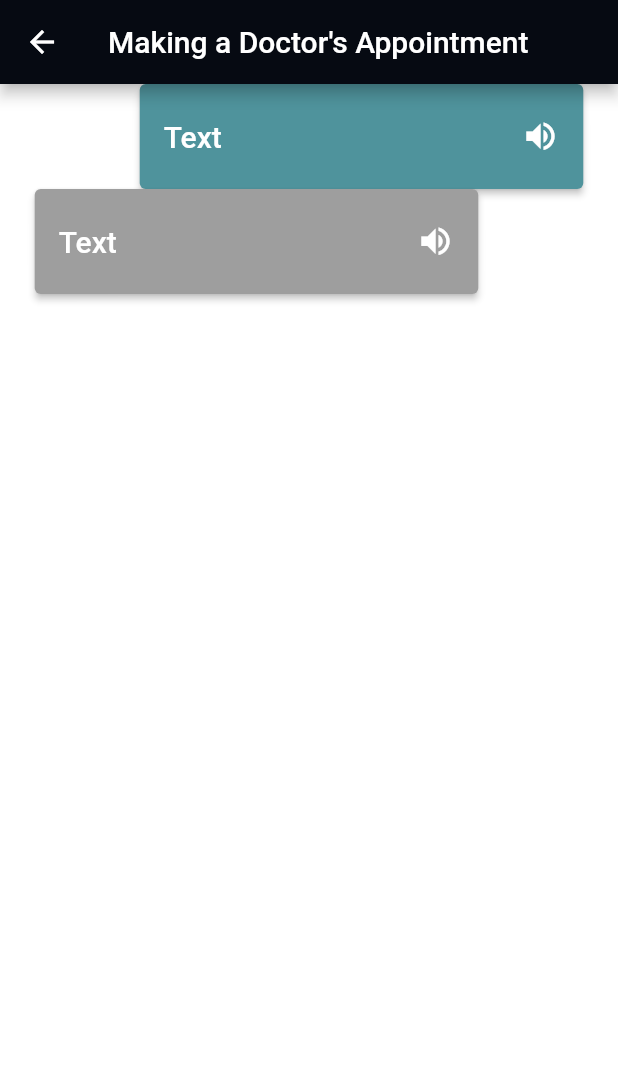
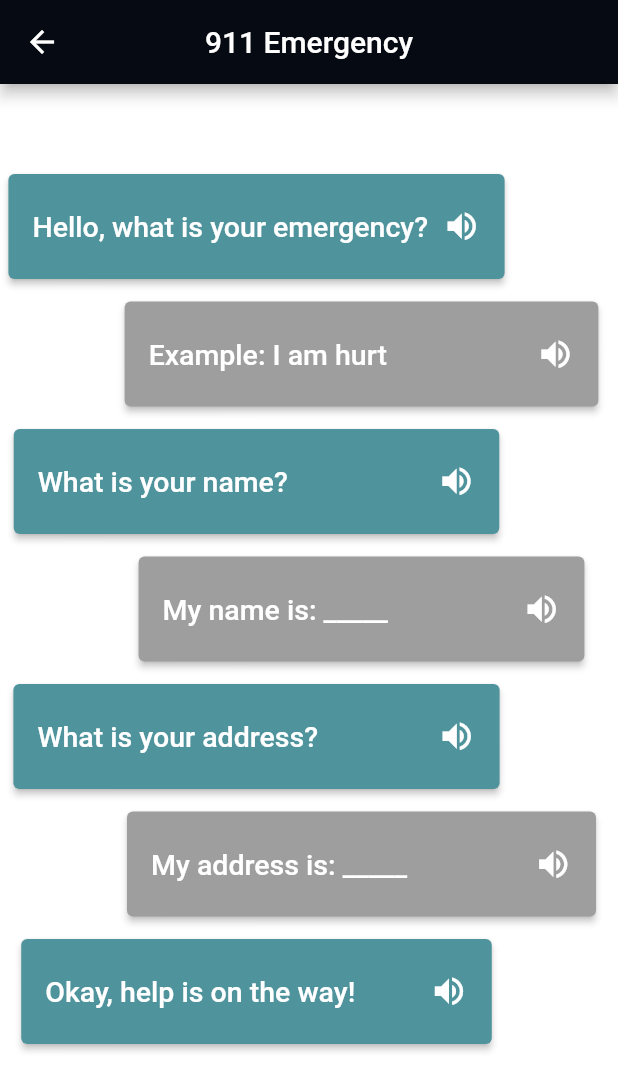
Before and after one commit to Nicolep02/starters, a Flutter app: the Emergency screen opened directly, on a phone screen of 412 x 824 dp. Shown: the top 1091 px of the screen. Run offline on Flutter 3.47's test engine with Material 2 defaults, Android fonts, the phone set to English and light mode, and no system bars; our stand-ins replace google_nav_bar.

Commit message:
911emergen file done

```diff
--- a/lib/medical_pages/emergency.dart
+++ b/lib/medical_pages/emergency.dart
@@ -19,30 +19,24 @@ class _EmergencyState extends State<Emergency> {
       appBar: AppBar(
         backgroundColor: nightSky,
         title: const Text(
-          "Making a Doctor's Appointment",
+          "911 Emergency",
           textAlign: TextAlign.start,
         ),
         centerTitle: true,
       ),
+
 
       body: Center(
         child: Column(
           mainAxisAlignment: MainAxisAlignment.start,
           crossAxisAlignment: CrossAxisAlignment.start,
           children: <Widget>[
+            SizedBox(height: 60),
+
             Row(
               mainAxisAlignment: MainAxisAlignment.center,
               crossAxisAlignment: CrossAxisAlignment.end,
               children: [
-                //SizedBox(width: 30),
-                Container(
-                  width: 70, height: 70,
-                  // child: Image.asset('assets/strawberry.png',
-                  //   //width: 70, height: 70,
-                  //   ),
-
-
-                ),
                 ElevatedButton(
                   onPressed: () {},
                   style: ElevatedButton.styleFrom(
@@ -51,38 +45,10 @@ class _EmergencyState extends State<Emergency> {
                   child: Row(
                     mainAxisSize: MainAxisSize.min,
                     children: [
-                      Text('Text',
-                        style: TextStyle(fontSize: 20),), // <-- Text
+                      Text('Hello, what is your emergency?',
+                        style: TextStyle(fontSize: 19),), // <-- Text
                       SizedBox(
-                          width: 200, height: 70
-                      ),
-                      Icon( // <-- Icon
-                        Icons.volume_up,
-                        size: 25.0,
-                      ),
-                    ],
-                  ),
-                ),
-                SizedBox(height: 5,),
-              ],),
-
-
-            Row(
-              mainAxisAlignment: MainAxisAlignment.center,
-              crossAxisAlignment: CrossAxisAlignment.end,
-              children: [
-                ElevatedButton(
-                  onPressed: () {},
-                  style: ElevatedButton.styleFrom(
-                    primary: Colors.grey,
-                  ),
-                  child: Row(
-                    mainAxisSize: MainAxisSize.min,
-                    children: [
-                      Text('Text',
-                        style: TextStyle(fontSize: 20),), // <-- Text
-                      SizedBox(
-                          width: 200, height: 70
+                          width: 10, height: 70
                       ),
                       Icon( // <-- Icon
                         Icons.volume_up,
@@ -95,12 +61,216 @@ class _EmergencyState extends State<Emergency> {
                   width: 70, height: 70,
                   // child: Image.asset('assets/strawberry.png',
                   //   //width: 70, height: 70,
+                  //   ),
+                ),
+              ],),
+            SizedBox(height: 15,),
+
+            Row(
+              mainAxisAlignment: MainAxisAlignment.center,
+              crossAxisAlignment: CrossAxisAlignment.end,
+              children: [
+                Container(
+                  width: 70, height: 70,
+                  // child: Image.asset('assets/strawberry.png',
+                  //   //width: 70, height: 70,
                   //
                 ),
+                ElevatedButton(
+                  onPressed: () {},
+                  style: ElevatedButton.styleFrom(
+                    primary: Colors.grey,
+                  ),
+                  child: Row(
+                    mainAxisSize: MainAxisSize.min,
+                    children: [
+                      Text('Example: I am hurt',
+                        style: TextStyle(fontSize: 19),), // <-- Text
+                      SizedBox(
+                          width: 100, height: 70
+                      ),
+                      Icon( // <-- Icon
+                        Icons.volume_up,
+                        size: 25.0,
+                      ),
+                    ],
+                  ),
+                ),
               ],),
-          ],),
+            SizedBox(height: 15,),
+            Row(
+              mainAxisAlignment: MainAxisAlignment.center,
+              crossAxisAlignment: CrossAxisAlignment.end,
+              children: [
+                ElevatedButton(
+                  onPressed: () {},
+                  style: ElevatedButton.styleFrom(
+                    backgroundColor: Color(0xFF4F939C),
+                  ),
+                  child: Row(
+                    mainAxisSize: MainAxisSize.min,
+                    children: [
+                      Text('What is your name?',
+                        style: TextStyle(fontSize: 19),), // <-- Text
+                      SizedBox(
+                          width: 100, height: 70
+                      ),
+                      Icon( // <-- Icon
+                        Icons.volume_up,
+                        size: 25.0,
+                      ),
+                    ],
+                  ),
+                ),
+                Container(
+                  width: 70, height: 70,
+                  // child: Image.asset('assets/strawberry.png',
+                  //   //width: 70, height: 70,
+                  //   ),
+                ),
+              ],),
+            SizedBox(height: 15,),
+
+            Row(
+              mainAxisAlignment: MainAxisAlignment.center,
+              crossAxisAlignment: CrossAxisAlignment.end,
+              children: [
+                Container(
+                  width: 70, height: 70,
+                  // child: Image.asset('assets/strawberry.png',
+                  //   //width: 70, height: 70,
+                  //
+                ),
+                ElevatedButton(
+                  onPressed: () {},
+                  style: ElevatedButton.styleFrom(
+                    primary: Colors.grey,
+                  ),
+                  child: Row(
+                    mainAxisSize: MainAxisSize.min,
+                    children: [
+                      Text('My name is: _____',
+                        style: TextStyle(fontSize: 19),), // <-- Text
+                      SizedBox(
+                          width: 90, height: 70
+                      ),
+                      Icon( // <-- Icon
+                        Icons.volume_up,
+                        size: 25.0,
+                      ),
+                    ],
+                  ),
+                ),
+              ],),
+
+            SizedBox(height: 15,),
+
+            Row(
+              mainAxisAlignment: MainAxisAlignment.center,
+              crossAxisAlignment: CrossAxisAlignment.end,
+              children: [
+                ElevatedButton(
+                  onPressed: () {},
+                  style: ElevatedButton.styleFrom(
+                    backgroundColor: Color(0xFF4F939C),
+                  ),
+                  child: Row(
+                    mainAxisSize: MainAxisSize.min,
+                    children: [
+                      Text('What is your address?',
+                        style: TextStyle(fontSize: 19),), // <-- Text
+                      SizedBox(
+                          width: 80, height: 70
+                      ),
+                      Icon( // <-- Icon
+                        Icons.volume_up,
+                        size: 25.0,
+                      ),
+                    ],
+                  ),
+                ),
+                Container(
+                  width: 70, height: 70,
+                  // child: Image.asset('assets/strawberry.png',
+                  //   //width: 70, height: 70,
+                  //   ),
+                ),
+              ],),
+            SizedBox(height: 15,),
+
+            Row(
+              mainAxisAlignment: MainAxisAlignment.center,
+              crossAxisAlignment: CrossAxisAlignment.end,
+              children: [
+                Container(
+                  width: 70, height: 70,
+                  // child: Image.asset('assets/strawberry.png',
+                  //   //width: 70, height: 70,
+                  //
+                ),
+                ElevatedButton(
+                  onPressed: () {},
+                  style: ElevatedButton.styleFrom(
+                    primary: Colors.grey,
+                  ),
+                  child: Row(
+                    mainAxisSize: MainAxisSize.min,
+                    children: [
+                      Text('My address is: _____',
+                        style: TextStyle(fontSize: 19),), // <-- Text
+                      SizedBox(
+                          width: 85, height: 70
+                      ),
+                      Icon( // <-- Icon
+                        Icons.volume_up,
+                        size: 25.0,
+                      ),
+                    ],
+                  ),
+                ),
+              ],),
+
+            SizedBox(height: 15,),
+
+            Row(
+              mainAxisAlignment: MainAxisAlignment.center,
+              crossAxisAlignment: CrossAxisAlignment.end,
+              children: [
+                ElevatedButton(
+                  onPressed: () {},
+                  style: ElevatedButton.styleFrom(
+                    backgroundColor: Color(0xFF4F939C),
+                  ),
+                  child: Row(
+                    mainAxisSize: MainAxisSize.min,
+                    children: [
+                      Text('Okay, help is on the way!',
+                        style: TextStyle(fontSize: 19),), // <-- Text
+                      SizedBox(
+                          width: 50, height: 70
+                      ),
+                      Icon( // <-- Icon
+                        Icons.volume_up,
+                        size: 25.0,
+                      ),
+                    ],
+                  ),
+                ),
+                Container(
+                  width: 70, height: 70,
+                  // child: Image.asset('assets/strawberry.png',
+                  //   //width: 70, height: 70,
+                  //   ),
+                ),
+              ],),
 
 
+
+
+
+
+
+          ],),
       ),
     );
   }
```
